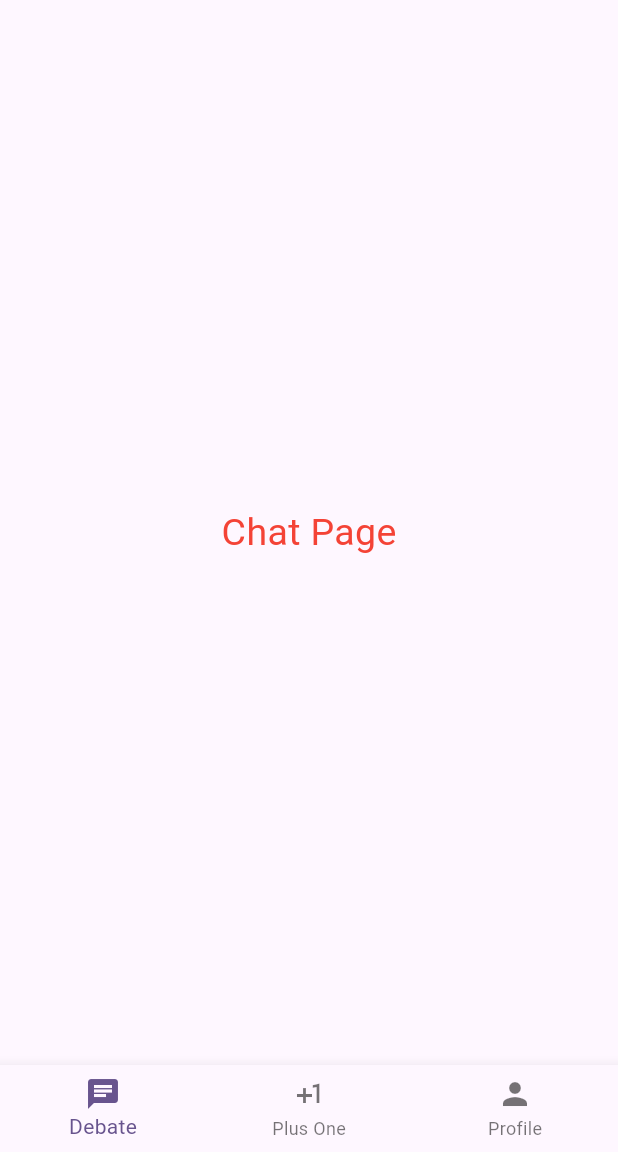
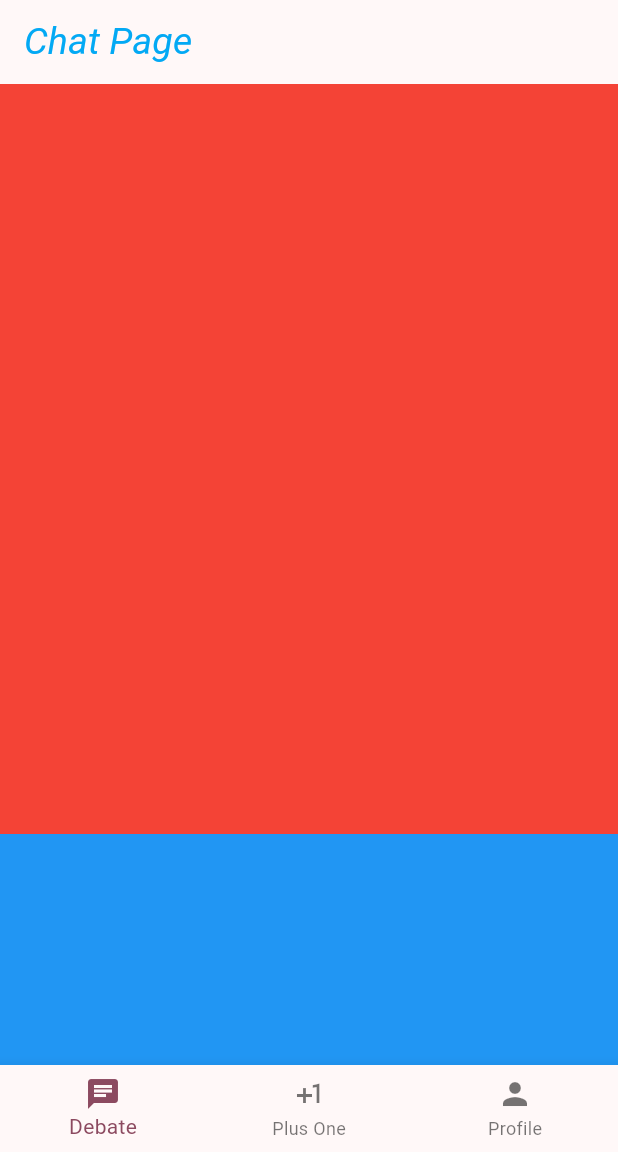
Before and after one commit to gouthamp1214/deb-and-dis, a Flutter app: the screen it shows after launch, on a phone screen of 412 x 824 dp, the part 84-1236 px from its top. Run offline on Flutter 3.47's test engine with Material 2 defaults, Android fonts, the phone set to English and light mode, and no system bars.

Commit message:
Scrollview added

```diff
--- a/lib/main.dart
+++ b/lib/main.dart
@@ -14,7 +14,7 @@ class MyApp extends StatelessWidget {
     return MaterialApp(
       debugShowCheckedModeBanner: false,
       theme: ThemeData(
-        colorScheme: ColorScheme.fromSeed(seedColor: Colors.deepPurple),
+        colorScheme: ColorScheme.fromSeed(seedColor: Colors.black),
         useMaterial3: true,
       ),
       home: const FirstPage(
--- a/lib/models/chat_page.dart
+++ b/lib/models/chat_page.dart
@@ -5,12 +5,33 @@ class ChatPage extends StatelessWidget {
 
   @override
   Widget build(BuildContext context) {
-    return const Center(
-      child: Text(
-        'Chat Page',
-        style: TextStyle(
-          fontSize: 25,
-          color: Colors.red,
+    return Scaffold(
+      appBar: AppBar(
+        title: const Text(
+          'Chat Page',
+          style: TextStyle(
+            fontSize: 25,
+            fontStyle: FontStyle.italic,
+            color: Colors.lightBlue,
+          ),
+        ),
+      ),
+      body: SingleChildScrollView(
+        child: Column(
+          children: [
+            Container(
+              height: 500,
+              color: Colors.red,
+            ),
+            Container(
+              height: 500,
+              color: Colors.blue,
+            ),
+            Container(
+              height: 500,
+              color: Colors.green,
+            ),
+          ],
         ),
       ),
     );
```
